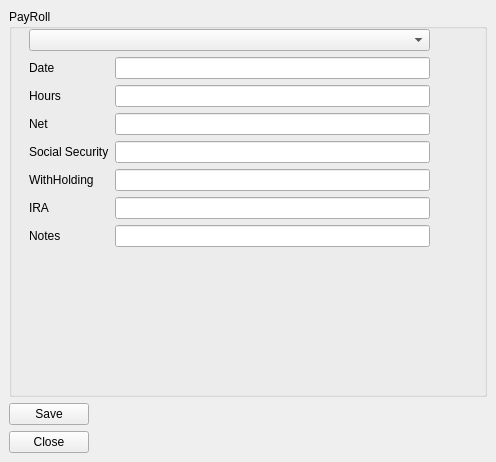
Before: the Qt Designer form PayrollFrm.ui in rhino78/PayRoll, drawn with Qt 5.
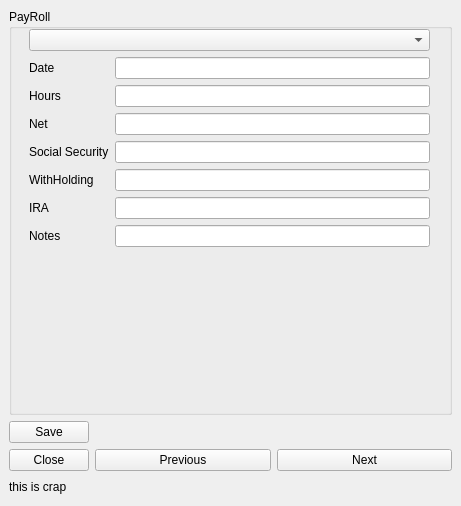
After: the same form once the commit is applied.

What changed in the file:
```diff
--- a/PayrollFrm.ui
+++ b/PayrollFrm.ui
@@ -6,8 +6,8 @@
    <rect>
     <x>0</x>
     <y>0</y>
-    <width>496</width>
-    <height>462</height>
+    <width>461</width>
+    <height>506</height>
    </rect>
   </property>
   <property name="windowTitle">
@@ -128,6 +128,15 @@
      </widget>
     </item>
     <item>
+     <layout class="QGridLayout" name="gridLayout">
+      <item row="1" column="1">
+       <widget class="QPushButton" name="prevButton">
+        <property name="text">
+         <string>Previous</string>
+        </property>
+       </widget>
+      </item>
+      <item row="0" column="0">
      <widget class="QPushButton" name="saveButton">
       <property name="sizePolicy">
        <sizepolicy hsizetype="Fixed" vsizetype="Fixed">
@@ -140,7 +149,7 @@
       </property>
      </widget>
     </item>
-    <item>
+      <item row="1" column="0">
      <widget class="QPushButton" name="closeButton">
       <property name="sizePolicy">
        <sizepolicy hsizetype="Fixed" vsizetype="Fixed">
@@ -150,6 +159,40 @@
       </property>
       <property name="text">
        <string>Close</string>
+        </property>
+       </widget>
+      </item>
+      <item row="1" column="2">
+       <widget class="QPushButton" name="nextButton">
+        <property name="text">
+         <string>Next</string>
+        </property>
+       </widget>
+      </item>
+     </layout>
+    </item>
+    <item>
+     <widget class="QLabel" name="label_8">
+      <property name="minimumSize">
+       <size>
+        <width>50</width>
+        <height>1</height>
+       </size>
+      </property>
+      <property name="maximumSize">
+       <size>
+        <width>10000</width>
+        <height>20</height>
+       </size>
+      </property>
+      <property name="baseSize">
+       <size>
+        <width>1</width>
+        <height>1</height>
+       </size>
+      </property>
+      <property name="text">
+       <string>this is crap</string>
       </property>
      </widget>
     </item>
```
Lines whose indentation alone changed are shown as unchanged.
